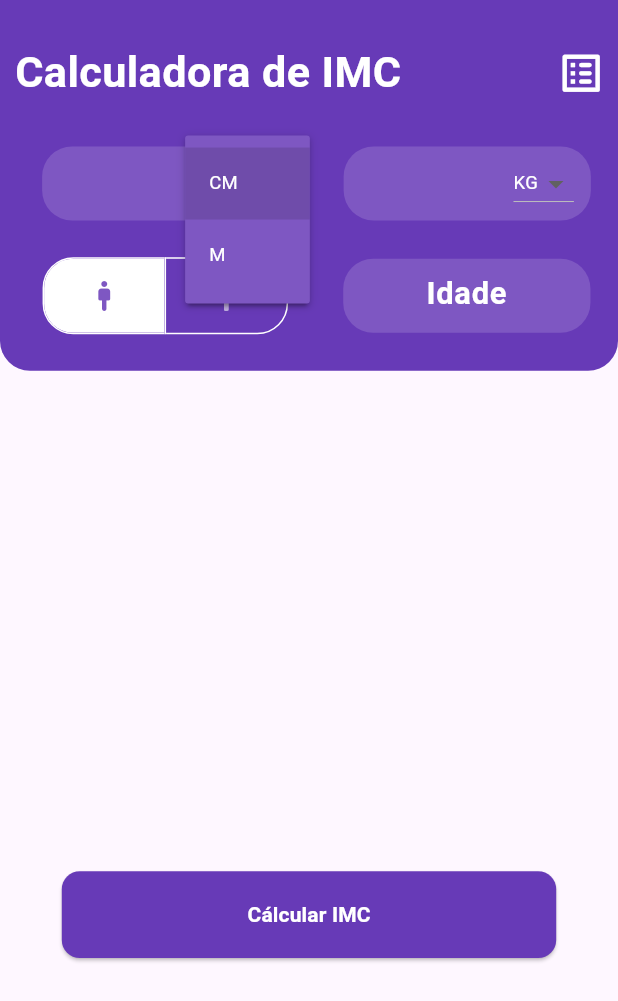
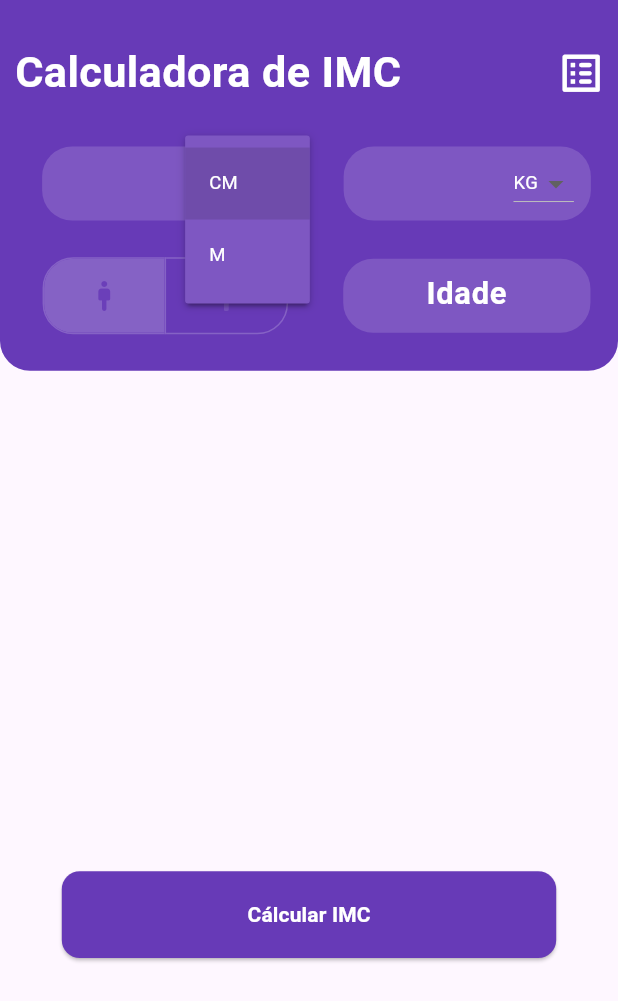
Before and after one commit to JoseGoncalvess/imc_app_cal, a Flutter app: the screen it shows after launch, after a tap on "CM", on a phone screen of 412 x 824 dp. Shown: the top 1001 px of the screen. Run offline on Flutter 3.47's test engine with Material 3 defaults, Android fonts, the phone set to English and light mode, and no system bars; our stand-ins replace hive, hive_flutter; accounts and stored records are empty; statements that could not run were skipped.

Commit message:
created enum gendertype

```diff
--- a/lib/components/tougle_gender_widget.dart
+++ b/lib/components/tougle_gender_widget.dart
@@ -1,12 +1,13 @@
 import 'package:flutter/material.dart';
 
 class TougleGenderWidget extends StatefulWidget {
-  const TougleGenderWidget({super.key, required this.togleSelect, required this.icons, required this.primary, required this.secundary, required this.ontap});
+  const TougleGenderWidget({super.key, required this.togleSelect, required this.icons, required this.primary, required this.secundary, required this.ontap, required this.activit});
   final List<bool> togleSelect;
   final List<Widget> icons;
   final Color primary;
   final Color secundary;
   final Function({required String gendertype}) ontap;
+  final bool activit;
 
   @override
   State<TougleGenderWidget> createState() => _TougleGenderWidgetState();
@@ -16,14 +17,19 @@ class _TougleGenderWidgetState extends State<TougleGenderWidget> {
 
   @override
   Widget build(BuildContext context) {
-    return ToggleButtons(
+    return AnimatedOpacity(
+      duration: const Duration(milliseconds: 300),
+      opacity: widget.activit?1: 0.2,
+      curve: Curves.easeInBack,
+      child: ToggleButtons(
         onPressed: (int index) {
-        for (var i = 0; i < widget.togleSelect.length; i++) {
+          widget.activit?
+         { for (var i = 0; i < widget.togleSelect.length; i++) {
             setState(() {
               widget.togleSelect[i] = (i == index);
-          });
-        }
-       widget.ontap(gendertype: index==0?"MALE":"FEMALE");
+            })
+          },
+         widget.ontap(gendertype: index==0?"HOMEM":"MULHER")}:{};
         },
         direction: Axis.horizontal,
         isSelected: widget.togleSelect,
@@ -39,6 +45,7 @@ class _TougleGenderWidgetState extends State<TougleGenderWidget> {
         selectedColor: widget.secundary,
         color: Colors.white60,
         children: widget.icons,
+      ),
     );
   }
 }
--- a/lib/helpers/imput formaters/height_imput_formaters.dart
+++ b/lib/helpers/imput formaters/height_imput_formaters.dart
@@ -1,7 +1,4 @@
-
 import 'package:flutter/services.dart';
-
-class ImputFormaters {}
 
 class HeightImputFormatersextends extends TextInputFormatter {
   @override
--- a/lib/pages/home/home_view.dart
+++ b/lib/pages/home/home_view.dart
@@ -1,13 +1,11 @@
-import 'package:flutter/cupertino.dart';
 import 'package:flutter/material.dart';
-import 'package:flutter/services.dart';
-import 'package:flutter/widgets.dart';
 import 'package:imc_app_cal/components/age_imput_widget.dart';
 import 'package:imc_app_cal/components/card_info_imc.dart';
 import 'package:imc_app_cal/components/custom_butoom.dart';
 import 'package:imc_app_cal/components/state_imc_model_widget.dart';
 import 'package:imc_app_cal/components/tougle_gender_widget.dart';
 import 'package:imc_app_cal/pages/home/home_view_model.dart';
+import 'package:imc_app_cal/src/enum_gendertype.dart';
 import '../../components/custom_botooshet.dart';
 import '../../components/drop_measures_widget.dart';
 import '../../src/enum_measures.dart';
@@ -95,12 +93,15 @@ class HomeView extends HomeViewModel {
                           crossAxisAlignment: CrossAxisAlignment.center,
                           children: [
                             TougleGenderWidget(
+                              activit: (width.text != "" && heith.text != ""),
                               ontap: ({required gendertype}) => setState(() {
                                 gender = gendertype;
                               }),
                               primary: imcprimaryColor,
                               secundary: imcsecundaryColor,
-                              icons: gendertype,
+                              icons: EnumGendertype.values
+                                  .map((e) => e.gendericon)
+                                  .toList(),
                               togleSelect: togleSelect,
                             ),
                             AgeImputWidget(
@@ -179,11 +180,8 @@ class HomeView extends HomeViewModel {
                           builder: (context) => CustomBotooshet(
                               textcolor: imcprimaryColor,
                               controller: name,
-                              ontap: () => savetocalc()
-                                  .then((value) => {
-                                    reflashState(),
-                                    Navigator.pop(context)
-                                  })));
+                              ontap: () => savetocalc().then((value) =>
+                                  {reflashState(), Navigator.pop(context)})));
                     } else {
                       calcimc();
                     }
--- a/lib/pages/home/home_view_model.dart
+++ b/lib/pages/home/home_view_model.dart
@@ -2,17 +2,12 @@ import 'package:flutter/material.dart';
 import 'package:imc_app_cal/pages/home/home.dart';
 import '../../models/historic_model.dart';
 import '../../services/repository/hive_repository.dart';
+import '../../src/enum_gendertype.dart';
 import '../../src/enum_state_calc.dart';
 import '../../src/enum_state_imc.dart';
 
 abstract class HomeViewModel extends State<Home> {
   List<bool> togleSelect = [true, false];
-
-  List<Widget> gendertype = [
-    const Icon(Icons.man_2_rounded),
-    const Icon(Icons.woman_2_rounded)
-  ];
-
   bool iscalculated = false;
   Satecalc stateload = Satecalc.await;
 
@@ -22,7 +17,7 @@ abstract class HomeViewModel extends State<Home> {
   final age = TextEditingController();
   final heith = TextEditingController();
   final width = TextEditingController();
-  String gender = '';
+  String gender = EnumGendertype.man.name;
   String stateImc = "";
   String resulImc = "";
   String noticelImc = "";
--- /dev/null
+++ b/lib/src/enum_gendertype.dart
@@ -0,0 +1,10 @@
+import 'package:flutter/material.dart';
+
+enum EnumGendertype {
+  man(name: 'HOMEM', gendericon: Icon(Icons.man_2_rounded)),
+  woman(name: "MULHER", gendericon: Icon(Icons.woman_2_rounded));
+
+  final String name;
+  final Icon gendericon;
+  const EnumGendertype({required this.name, required this.gendericon});
+}
```
Lines whose indentation alone changed are shown as unchanged.
